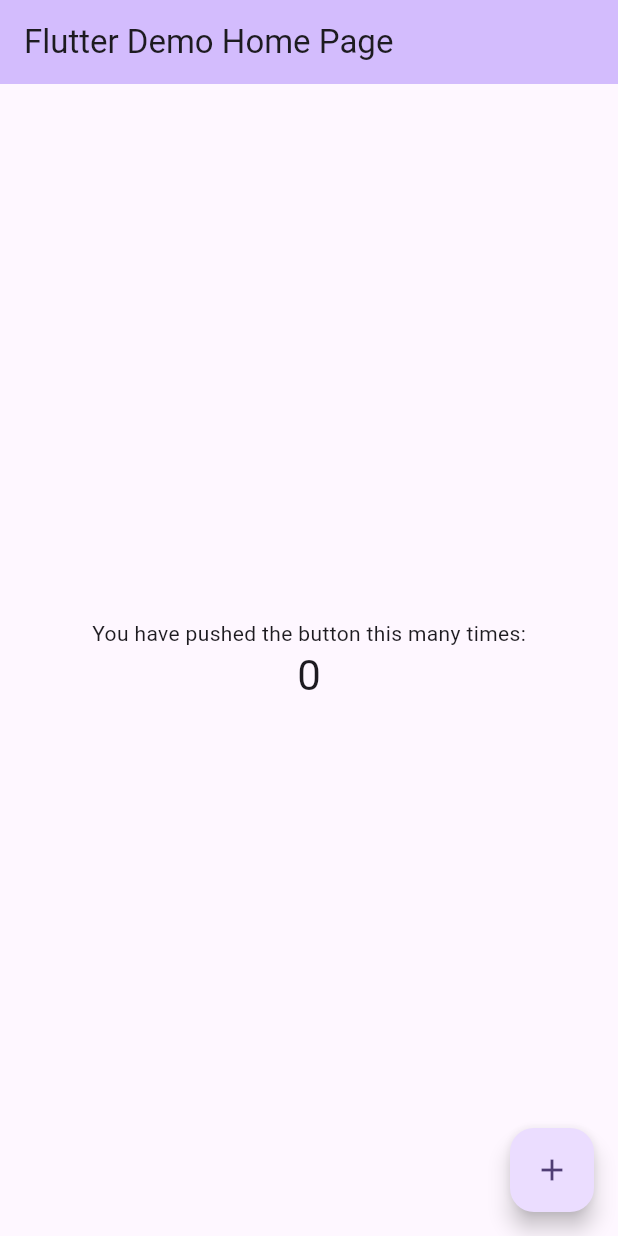
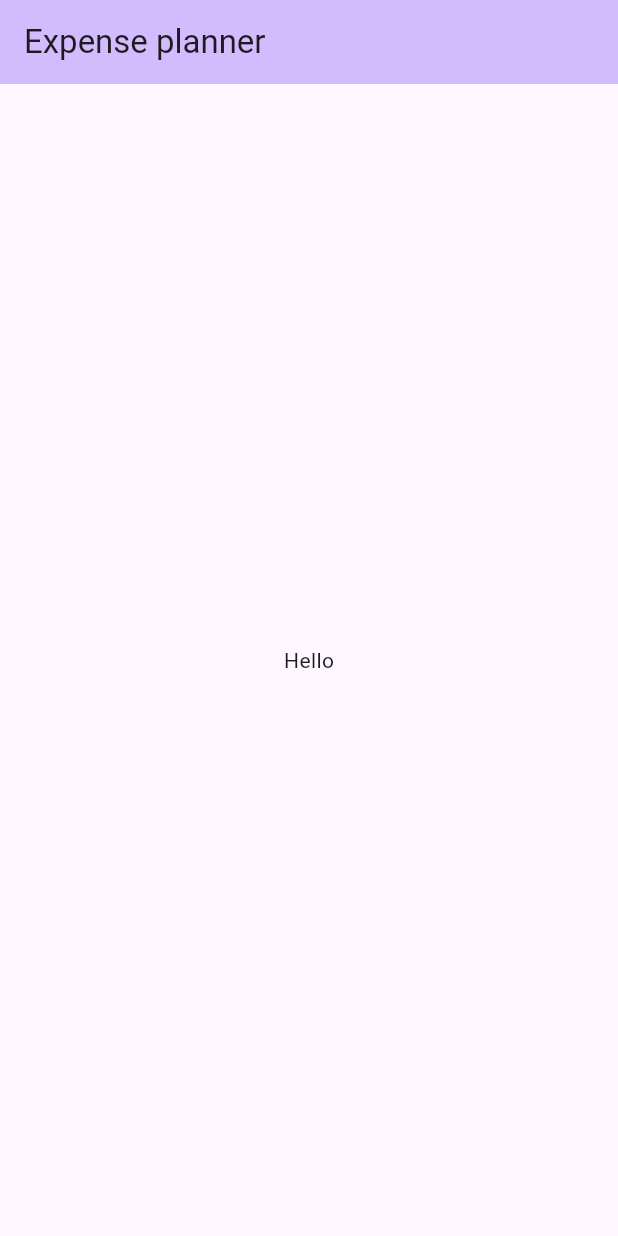
Before and after one commit to Tshobohwa/expense_planner, a Flutter app: the screen it shows after launch, on a phone screen of 412 x 824 dp. Run offline on Flutter 3.47's test engine with Material 3 defaults, Android fonts, the phone set to English and light mode, and no system bars.

Commit message:
Clean main.dart

```diff
--- a/lib/main.dart
+++ b/lib/main.dart
@@ -7,119 +7,31 @@ void main() {
 class MyApp extends StatelessWidget {
   const MyApp({super.key});
 
-  // This widget is the root of your application.
   @override
   Widget build(BuildContext context) {
     return MaterialApp(
       title: 'Flutter Demo',
       theme: ThemeData(
-        // This is the theme of your application.
-        //
-        // TRY THIS: Try running your application with "flutter run". You'll see
-        // the application has a purple toolbar. Then, without quitting the app,
-        // try changing the seedColor in the colorScheme below to Colors.green
-        // and then invoke "hot reload" (save your changes or press the "hot
-        // reload" button in a Flutter-supported IDE, or press "r" if you used
-        // the command line to start the app).
-        //
-        // Notice that the counter didn't reset back to zero; the application
-        // state is not lost during the reload. To reset the state, use hot
-        // restart instead.
-        //
-        // This works for code too, not just values: Most code changes can be
-        // tested with just a hot reload.
         colorScheme: ColorScheme.fromSeed(seedColor: Colors.deepPurple),
         useMaterial3: true,
       ),
-      home: const MyHomePage(title: 'Flutter Demo Home Page'),
+      home: const MyHomePage(),
     );
   }
 }
 
-class MyHomePage extends StatefulWidget {
-  const MyHomePage({super.key, required this.title});
-
-  // This widget is the home page of your application. It is stateful, meaning
-  // that it has a State object (defined below) that contains fields that affect
-  // how it looks.
-
-  // This class is the configuration for the state. It holds the values (in this
-  // case the title) provided by the parent (in this case the App widget) and
-  // used by the build method of the State. Fields in a Widget subclass are
-  // always marked "final".
-
-  final String title;
-
-  @override
-  State<MyHomePage> createState() => _MyHomePageState();
-}
-
-class _MyHomePageState extends State<MyHomePage> {
-  int _counter = 0;
-
-  void _incrementCounter() {
-    setState(() {
-      // This call to setState tells the Flutter framework that something has
-      // changed in this State, which causes it to rerun the build method below
-      // so that the display can reflect the updated values. If we changed
-      // _counter without calling setState(), then the build method would not be
-      // called again, and so nothing would appear to happen.
-      _counter++;
-    });
-  }
-
+class MyHomePage extends StatelessWidget {
+  const MyHomePage({super.key});
   @override
   Widget build(BuildContext context) {
-    // This method is rerun every time setState is called, for instance as done
-    // by the _incrementCounter method above.
-    //
-    // The Flutter framework has been optimized to make rerunning build methods
-    // fast, so that you can just rebuild anything that needs updating rather
-    // than having to individually change instances of widgets.
     return Scaffold(
       appBar: AppBar(
-        // TRY THIS: Try changing the color here to a specific color (to
-        // Colors.amber, perhaps?) and trigger a hot reload to see the AppBar
-        // change color while the other colors stay the same.
         backgroundColor: Theme.of(context).colorScheme.inversePrimary,
-        // Here we take the value from the MyHomePage object that was created by
-        // the App.build method, and use it to set our appbar title.
-        title: Text(widget.title),
+        title: const Text("Expense planner"),
       ),
-      body: Center(
-        // Center is a layout widget. It takes a single child and positions it
-        // in the middle of the parent.
-        child: Column(
-          // Column is also a layout widget. It takes a list of children and
-          // arranges them vertically. By default, it sizes itself to fit its
-          // children horizontally, and tries to be as tall as its parent.
-          //
-          // Column has various properties to control how it sizes itself and
-          // how it positions its children. Here we use mainAxisAlignment to
-          // center the children vertically; the main axis here is the vertical
-          // axis because Columns are vertical (the cross axis would be
-          // horizontal).
-          //
-          // TRY THIS: Invoke "debug painting" (choose the "Toggle Debug Paint"
-          // action in the IDE, or press "p" in the console), to see the
-          // wireframe for each widget.
-          mainAxisAlignment: MainAxisAlignment.center,
-          children: <Widget>[
-            const Text(
-              'You have pushed the button this many times:',
-            ),
-            Text(
-              '$_counter',
-              style: Theme.of(context).textTheme.headlineMedium,
-            ),
-          ],
-        ),
+      body: const Center(
+        child: Text("Hello"),
       ),
-      floatingActionButton: FloatingActionButton(
-        onPressed: _incrementCounter,
-        tooltip: 'Increment',
-        child: const Icon(Icons.add),
-      ), // This trailing comma makes auto-formatting nicer for build methods.
     );
   }
 }
```
